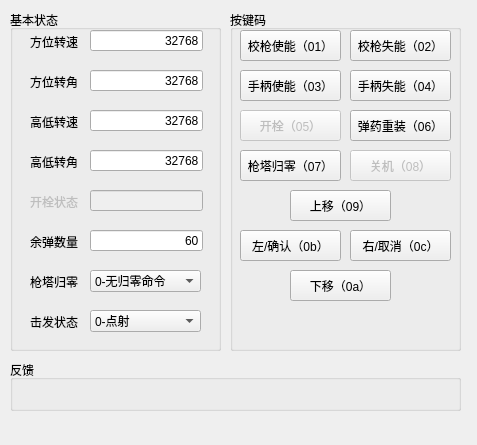
This is mainwindow.ui in cgy1992/SDICamCtrl as Qt 5 draws it before an edit. The edited form follows.
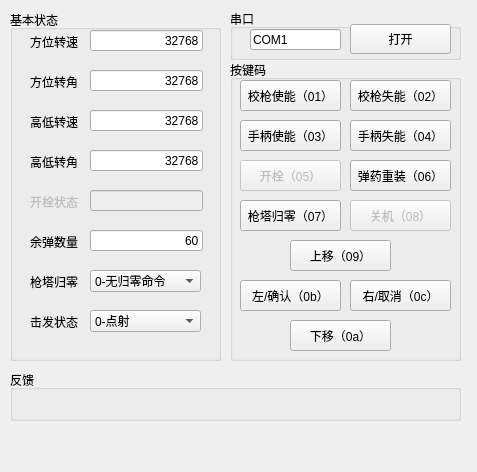
This is the edited form.

The edit to the form file:
```diff
--- a/mainwindow.ui
+++ b/mainwindow.ui
@@ -7,7 +7,7 @@
     <x>0</x>
     <y>0</y>
     <width>477</width>
-    <height>445</height>
+    <height>472</height>
    </rect>
   </property>
   <property name="windowTitle">
@@ -20,7 +20,7 @@
       <x>10</x>
       <y>10</y>
       <width>211</width>
-      <height>341</height>
+      <height>351</height>
      </rect>
     </property>
     <property name="title">
@@ -276,9 +276,9 @@
     <property name="geometry">
      <rect>
       <x>230</x>
-      <y>10</y>
+      <y>60</y>
       <width>231</width>
-      <height>341</height>
+      <height>301</height>
      </rect>
     </property>
     <property name="title">
@@ -451,7 +451,7 @@
     <property name="geometry">
      <rect>
       <x>10</x>
-      <y>360</y>
+      <y>370</y>
       <width>451</width>
       <height>51</height>
      </rect>
@@ -473,6 +473,48 @@
      </property>
     </widget>
    </widget>
+   <widget class="QGroupBox" name="groupBox_4">
+    <property name="geometry">
+     <rect>
+      <x>230</x>
+      <y>9</y>
+      <width>231</width>
+      <height>51</height>
+     </rect>
+    </property>
+    <property name="title">
+     <string>串口</string>
+    </property>
+    <widget class="QLineEdit" name="lineEditSerialPort">
+     <property name="geometry">
+      <rect>
+       <x>20</x>
+       <y>20</y>
+       <width>91</width>
+       <height>21</height>
+      </rect>
+     </property>
+     <property name="text">
+      <string>COM1</string>
+     </property>
+     <property name="alignment">
+      <set>Qt::AlignLeading|Qt::AlignLeft|Qt::AlignVCenter</set>
+     </property>
+    </widget>
+    <widget class="QPushButton" name="pushButtonOpenSerial">
+     <property name="geometry">
+      <rect>
+       <x>120</x>
+       <y>15</y>
+       <width>101</width>
+       <height>30</height>
+      </rect>
+     </property>
+     <property name="text">
+      <string>打开</string>
+     </property>
+    </widget>
+   </widget>
   </widget>
   <widget class="QMenuBar" name="menuBar">
    <property name="geometry">
```
